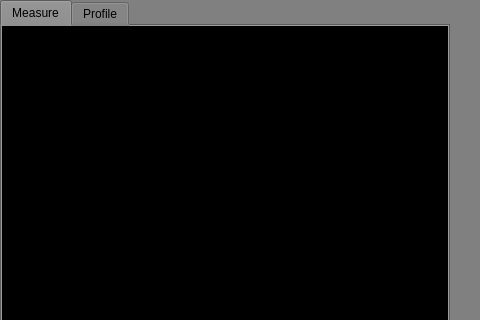
IshanB7/Holistic-Health-Tracker-Simulator, file Project/ui/mainwindow.ui: the form before one commit; both pictures show x 0 to 480 and y 0 to 320 of the 1200 by 700 pixel window.
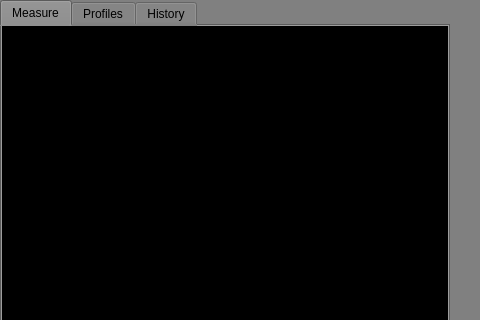
The form after the commit. Custom widgets are drawn as their Qt base class.

```diff
--- a/Project/ui/mainwindow.ui
+++ b/Project/ui/mainwindow.ui
@@ -55,9 +55,14 @@
       <string>Measure</string>
      </attribute>
     </widget>
-    <widget class="QWidget" name="profile">
+    <widget class="ProfilesWidget" name="profiles">
      <attribute name="title">
-      <string>Profile</string>
+      <string>Profiles</string>
+     </attribute>
+    </widget>
+    <widget class="QWidget" name="history">
+     <attribute name="title">
+      <string>History</string>
      </attribute>
     </widget>
    </widget>
@@ -80,6 +85,12 @@
    <header>radotechwidget.h</header>
    <container>1</container>
   </customwidget>
+  <customwidget>
+   <class>ProfilesWidget</class>
+   <extends>QWidget</extends>
+   <header>profileswidget.h</header>
+   <container>1</container>
+  </customwidget>
  </customwidgets>
  <resources/>
  <connections/>
```
